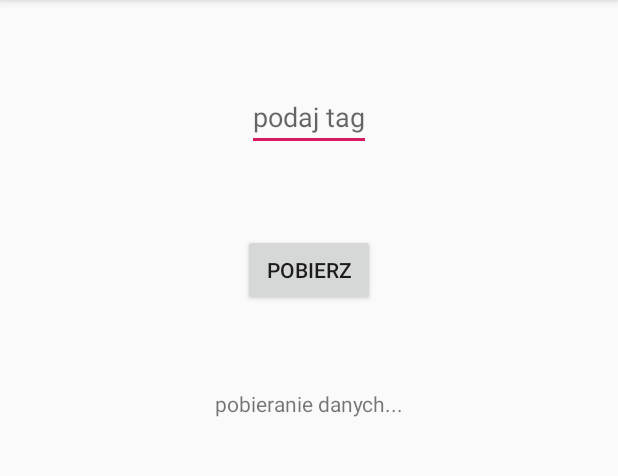
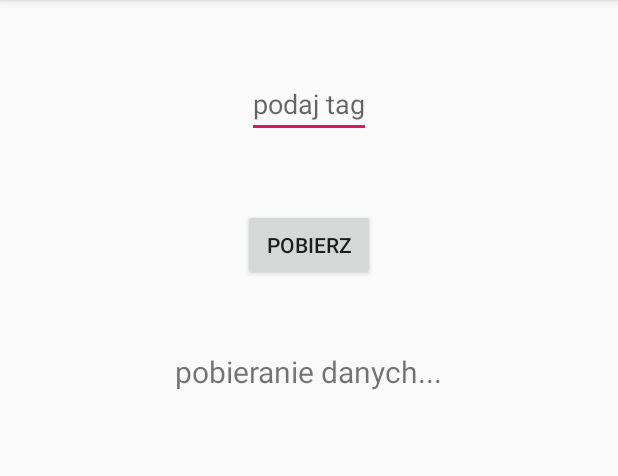
Before and after one commit to kociuba1997/Webscraper, an Android app: the screen it shows after launch (MainActivity), after a tap on "POBIERZ", on a phone screen of 412 x 824 dp, the part 84-560 px from its top. Run offline under Robolectric (Android 15) with nearby library versions, the phone set to English and light mode, and no system bars.

Commit message:
Working tcp-ip demo

```diff
--- a/Android/app/src/main/java/com/example/newsscraper/service/Tcp.kt
+++ b/Android/app/src/main/java/com/example/newsscraper/service/Tcp.kt
@@ -44,7 +44,8 @@ class Tcp(listener: OnMessageReceived) {
             val socket = Socket(serverAddress, SERVER_PORT)
             try {
                 bufferOut = PrintWriter(BufferedWriter(OutputStreamWriter(socket.getOutputStream())), true)
-                bufferIn = BufferedReader(InputStreamReader(socket.getInputStream()))
+
+                bufferIn = BufferedReader(InputStreamReader(socket.getInputStream(),"UTF-8"))
                 sendMessage(tag.toLowerCase())
                 while (isRunning) {
                     messageFromServer = bufferIn?.readLine()
--- a/Android/app/src/main/java/com/example/newsscraper/ui/MainActivity.kt
+++ b/Android/app/src/main/java/com/example/newsscraper/ui/MainActivity.kt
@@ -6,6 +6,10 @@ import androidx.appcompat.app.AppCompatActivity
 import com.example.newsscraper.R
 import com.example.newsscraper.service.Tcp
 import kotlinx.android.synthetic.main.activity_main.*
+
+fun String.remove(): String {
+    return this.replace("null", "")
+}
 
 class MainActivity : AppCompatActivity() {
 
@@ -18,7 +22,7 @@ class MainActivity : AppCompatActivity() {
     private fun setupButton() {
         getDataTextView.setOnClickListener {
             entryTextView.text = "pobieranie danych..."
-            ConnectTask(tagEditText.text.toString()) { message -> entryTextView.text = message }.execute()
+            ConnectTask(tagEditText.text.toString()) { message -> entryTextView.text = message.remove() }.execute()
         }
     }
 }
--- a/Android/app/src/main/res/layout/activity_main.xml
+++ b/Android/app/src/main/res/layout/activity_main.xml
@@ -14,7 +14,7 @@
             app:layout_constraintBottom_toTopOf="@id/getDataTextView"
             app:layout_constraintLeft_toLeftOf="parent"
             app:layout_constraintRight_toRightOf="parent"
-            android:hint="podaj tag"
+            android:hint="@string/type_tag"
             app:layout_constraintTop_toTopOf="parent"/>
 
     <Button
@@ -25,12 +25,15 @@
             app:layout_constraintLeft_toLeftOf="parent"
             app:layout_constraintRight_toRightOf="parent"
             app:layout_constraintTop_toBottomOf="@id/tagEditText"
-            android:text="pobierz"/>
+            android:text="@string/download"/>
 
     <TextView
             android:id="@+id/entryTextView"
             android:layout_width="wrap_content"
-            android:layout_height="250dp"
+            android:layout_height="300dp"
+            android:textSize="20sp"
+            android:layout_marginStart="4dp"
+            android:layout_marginEnd="4dp"
             app:layout_constraintBottom_toBottomOf="parent"
             app:layout_constraintLeft_toLeftOf="parent"
             app:layout_constraintRight_toRightOf="parent"
--- a/Android/app/src/main/res/values/strings.xml
+++ b/Android/app/src/main/res/values/strings.xml
@@ -1,3 +1,5 @@
 <resources>
     <string name="app_name">NewsScraper</string>
+    <string name="download">pobierz</string>
+    <string name="type_tag">podaj tag</string>
 </resources>
```
Also changed, not shown: 1 other file.
